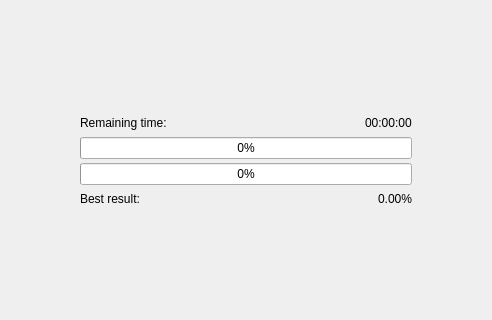
First picture: the form in app/src/main/mainwindow.ui, repository Gris87/TInvestor, before the edit; both pictures show x 266 to 758 and y 253 to 573 of the 1024 by 768 pixel window.
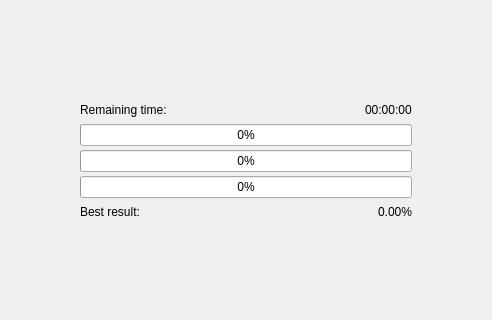
Second picture: the form after the edit. The open tabs and pages were chosen to show the change. Icons and pictures are not drawn. Custom widgets are drawn as their Qt base class.

Commit message: Prepare to step 2

What changed in the file:
```diff
--- a/app/src/main/mainwindow.ui
+++ b/app/src/main/mainwindow.ui
@@ -323,6 +323,13 @@
                     </item>
                    </layout>
                   </item>
+                  <item>
+                   <widget class="QProgressBar" name="simulatorStepProgressBar">
+                    <property name="value">
+                     <number>0</number>
+                    </property>
+                   </widget>
+                  </item>
                   <item>
                    <widget class="QProgressBar" name="simulatorTotalProgressBar">
                     <property name="value">
```
The commit also changes 5 other files.
